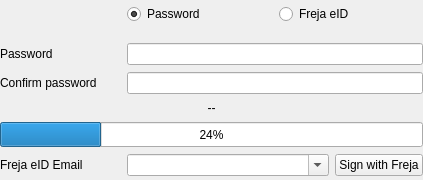
BlockSettle/terminal, file BlockSettleUILib/WalletKeyWidget.ui: the form before one commit.
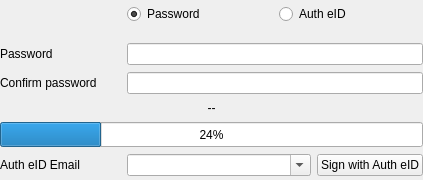
The form after the commit.

Commit message:
Freja/FREJA -> Auth/AUTH
Change all references from Freja (eID) to Auth (eID). Initial commit. Hasn't been checked against the terminal yet, which will probably require its own PR.

Diff of the .ui file:
```diff
--- a/BlockSettleUILib/WalletKeyWidget.ui
+++ b/BlockSettleUILib/WalletKeyWidget.ui
@@ -76,7 +76,7 @@
       </size>
      </property>
      <property name="text">
-      <string>Freja eID Email</string>
+      <string>Auth eID Email</string>
      </property>
     </widget>
    </item>
@@ -89,7 +89,7 @@
       </sizepolicy>
      </property>
      <property name="text">
-      <string>Freja eID</string>
+      <string>Auth eID</string>
      </property>
     </widget>
    </item>
@@ -201,7 +201,7 @@
       <item>
        <widget class="QPushButton" name="pushButtonFreja">
         <property name="text">
-         <string>Sign with Freja</string>
+         <string>Sign with Auth eID</string>
         </property>
        </widget>
       </item>
```
Left out of the diff: 22 changed lines with no effect on the pictures. The commit also changes 50 other files.
